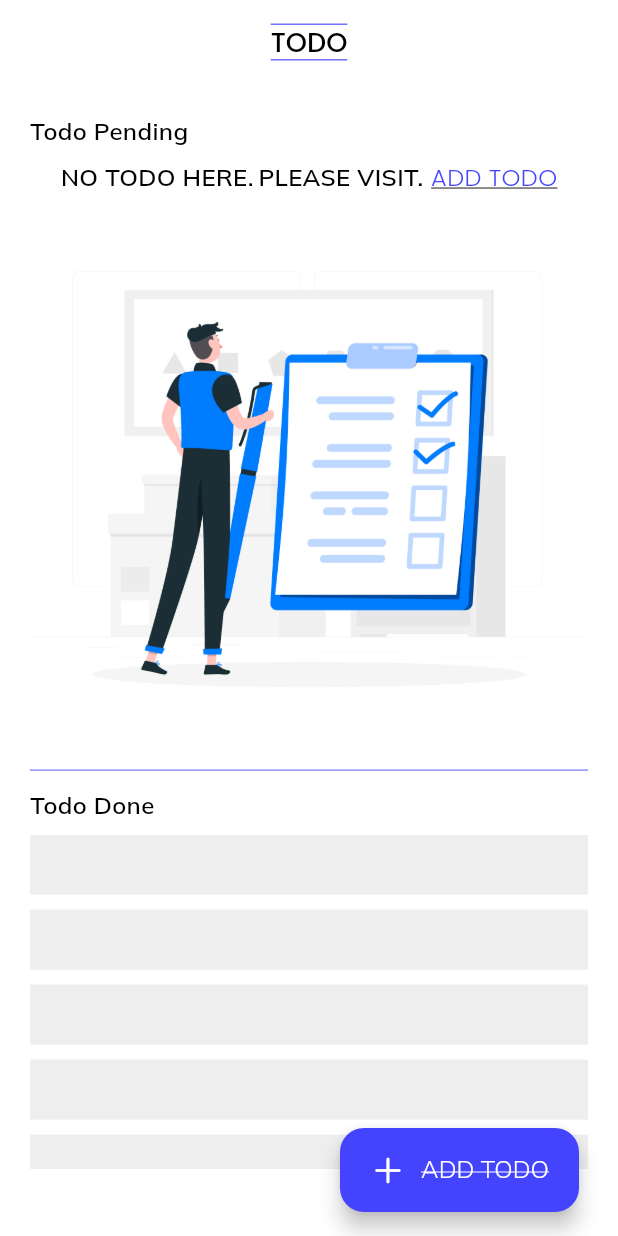
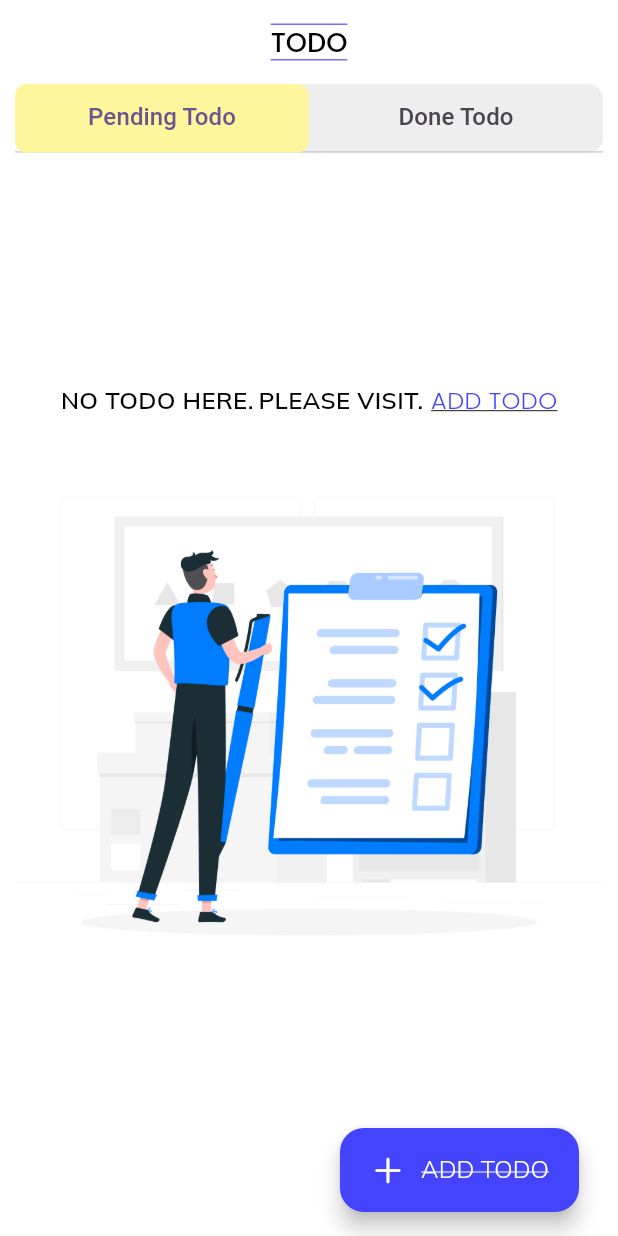
Before and after one commit to imziaafridi/IsarTodoBloc, a Flutter app: the screen it shows after launch, on a phone screen of 412 x 824 dp. Run offline on Flutter 3.47's test engine with Material 3 defaults, Android fonts, the phone set to English and light mode, and no system bars; our stand-ins replace bloc, equatable, flutter_bloc, flutter_slidable, isar; accounts and stored records are empty; generated files the repository leaves out were written again.

Commit message:
Tab implemented & done todo seperated

```diff
--- a/lib/todo/todo_screen.dart
+++ b/lib/todo/todo_screen.dart
@@ -2,6 +2,7 @@
 
 import 'package:flutter/cupertino.dart';
 import 'package:flutter/material.dart';
+import 'package:flutter/widgets.dart';
 import 'package:flutter_bloc/flutter_bloc.dart';
 import 'package:flutter_slidable/flutter_slidable.dart';
 import 'package:todo_app/bloc/bloc_export.dart';
@@ -40,7 +41,9 @@
   Widget build(BuildContext context) {
     // final _todoConstruct = TodoConstruct();
     final Size mQuerySize = MediaQuery.of(context).size;
-    return Scaffold(
+    return DefaultTabController(
+      length: 2,
+      child: Scaffold(
         resizeToAvoidBottomInset: false,
         backgroundColor: AppPaint.WHITE,
         appBar: AppBar(
@@ -59,49 +62,45 @@
 
           // border: Border.all(width: .2, color: AppPaint.BLACK),
           backgroundColor: AppPaint.WHITE,
+          bottom: PreferredSize(
+            preferredSize: Size.fromHeight(mQuerySize.height / 18),
+            child: ClipRRect(
+              borderRadius: BorderRadius.circular(10),
+              child: Container(
+                margin: const EdgeInsets.symmetric(horizontal: 10),
+                height: mQuerySize.height / 18,
+                decoration: BoxDecoration(
+                    color: AppPaint.GREY_LIGHT,
+                    borderRadius: BorderRadius.circular(10)),
+                child: TabBar(
+                  indicatorColor: AppPaint.TRANSPARENT,
+                  indicatorSize: TabBarIndicatorSize.tab,
+                  indicator: BoxDecoration(
+                      borderRadius: BorderRadius.circular(8),
+                      color: AppPaint.YELLOW_LIGHT),
+                  tabs: const [
+                    LineDeorationText(
+                      text: 'Pending Todo',
+                      lineDecoreT: TextDecoration.none,
                     ),
-      body: GestureDetector(
-        onTap: () => FocusScope.of(context).unfocus(),
-        child: Column(
-          mainAxisAlignment: MainAxisAlignment.start,
-          crossAxisAlignment: CrossAxisAlignment.start,
-          children: [
-            const CustomText(
-              text: 'Todo Pending',
+                    LineDeorationText(
+                      text: 'Done Todo',
+                      lineDecoreT: TextDecoration.none,
                     ),
-            8.ph,
-            SizedBox(
-              height: mQuerySize.height / 2.1,
-              width: double.infinity,
-              child: TodoPendingView(tFieldVal: _tFieldVal),
-            ),
-            // todo done
-            6.ph,
-            const Divider(
-              color: AppPaint.BLUE_DARK,
-              thickness: .6,
-            ),
-            4.ph,
-
-            const CustomText(
-              text: 'Todo Done',
-            ),
-            8.ph,
-            SizedBox(
-              height: mQuerySize.height / 3.7,
-              child: ListView.builder(
-                itemCount: 10,
-                itemBuilder: (context, index) {
-                  return Container(
-                    height: 40,
-                    width: double.infinity,
-                    color: AppPaint.GREY_LIGHT,
-                  ).padBottom(pad: 10);
-                },
+                  ],
                 ),
               ),
+            ),
+          ),
+        ),
+        body: TabBarView(
+          children: [
+            TodoPendingView(tFieldVal: _tFieldVal)
+                .padOnly(left: 10, right: 10, top: 10, bottom: 0),
+            // 2nd tab
+
+            const DoneTasks(),
           ],
-        ).padOnly(left: 20, right: 20, top: 20, bottom: 0),
         ),
 
         // floating btn
@@ -138,6 +137,89 @@
             ],
           ),
         ).padRight(pad: 10),
+      ),
+    );
+  }
+}
+
+class LineDeorationText extends StatelessWidget {
+  const LineDeorationText({
+    super.key,
+    required this.text,
+    required this.lineDecoreT,
+  });
+  final String text;
+  final TextDecoration? lineDecoreT;
+  @override
+  Widget build(BuildContext context) {
+    return Text(
+      text,
+      style: TextStyle(
+          decoration: lineDecoreT,
+          fontSize: Theme.of(context).textTheme.titleMedium!.fontSize),
+    );
+  }
+}
+
+class DoneTasks extends StatelessWidget {
+  const DoneTasks({super.key});
+
+  @override
+  Widget build(BuildContext context) {
+    return BlocBuilder<NoteBloc, NoteState>(
+      builder: (context, state) {
+        var todo = state.todo;
+        return ListView.builder(
+          itemCount: state.todo!.length,
+          itemBuilder: (context, index) {
+            if (todo![index].isTodoDone == true) {
+              return Container(
+                color: todo[index].isTodoDone == true
+                    ? AppPaint.GREY_LIGHT
+                    : AppPaint.TRANSPARENT,
+                // margin: const EdgeInsets.only(bottom: 10),
+                child: ListTile(
+                  shape: RoundedRectangleBorder(
+                    borderRadius: BorderRadius.circular(18),
+                  ),
+
+                  // CHECK BOX
+
+                  leading: SizedBox(
+                      width: 20,
+                      child: Checkbox(
+                          value: todo[index].isTodoDone,
+                          onChanged: (currentBoolVal) {
+                            // todo[index].isTodoDone = currentBoolVal!;
+                            TodoIsarDbModel todoEvent = TodoIsarDbModel()
+                              ..id = todo[index].id
+                              ..isTodoDone = currentBoolVal!;
+                            context.read<NoteBloc>().add(
+                                  UpdateTodoCheckerEvent(todoEvent),
+                                );
+                          })),
+                  title: Text(
+                    todo[index].todoFieldValue!,
+                    style: TextStyle(
+                        decoration: todo[index].isTodoDone == true
+                            ? TextDecoration.lineThrough
+                            : TextDecoration.none),
+                  ),
+                  // subtitle: Text(
+                  //   'id: ${todo[index].id}',
+                  //   style: Theme.of(context).textTheme.bodySmall,
+                  // ),
+                ),
+              );
+            } else {
+              return const SizedBox(
+                width: 0,
+                height: 0,
+              );
+            }
+          },
+        );
+      },
     );
   }
 }
@@ -161,7 +243,8 @@
             itemCount: state.todo!.length,
             itemBuilder: (BuildContext ctx, index) {
               List<TodoIsarDbModel>? todo = state.todo;
-
+              if (todo![index].isTodoDone == false ||
+                  todo[index].isTodoDone == null) {
                 return Slidable(
                   startActionPane: ActionPane(
                     key: Key(todo![index].todoFieldValue!),
@@ -269,6 +352,12 @@
                     ),
                   ),
                 ).padBottom(pad: 10);
+              } else {
+                return const SizedBox(
+                  width: 0,
+                  height: 0,
+                );
+              }
             },
           );
         } else {
```
Also changed, not shown: lib/main.dart (+30 -9 lines). Lines whose indentation alone changed are shown as unchanged.
